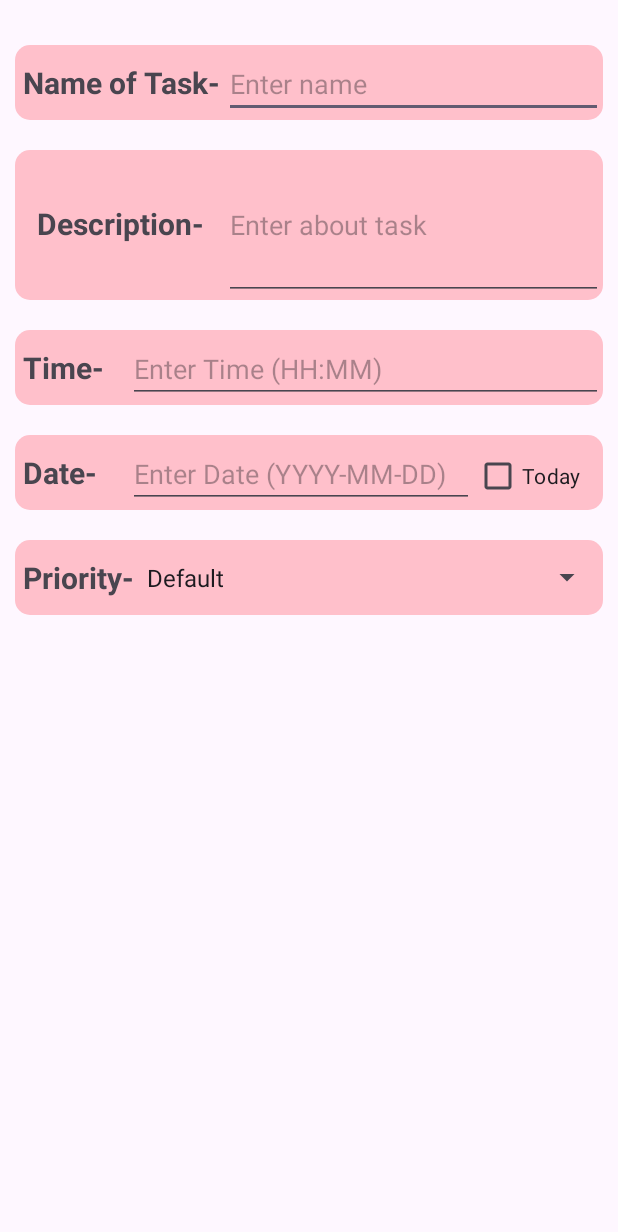
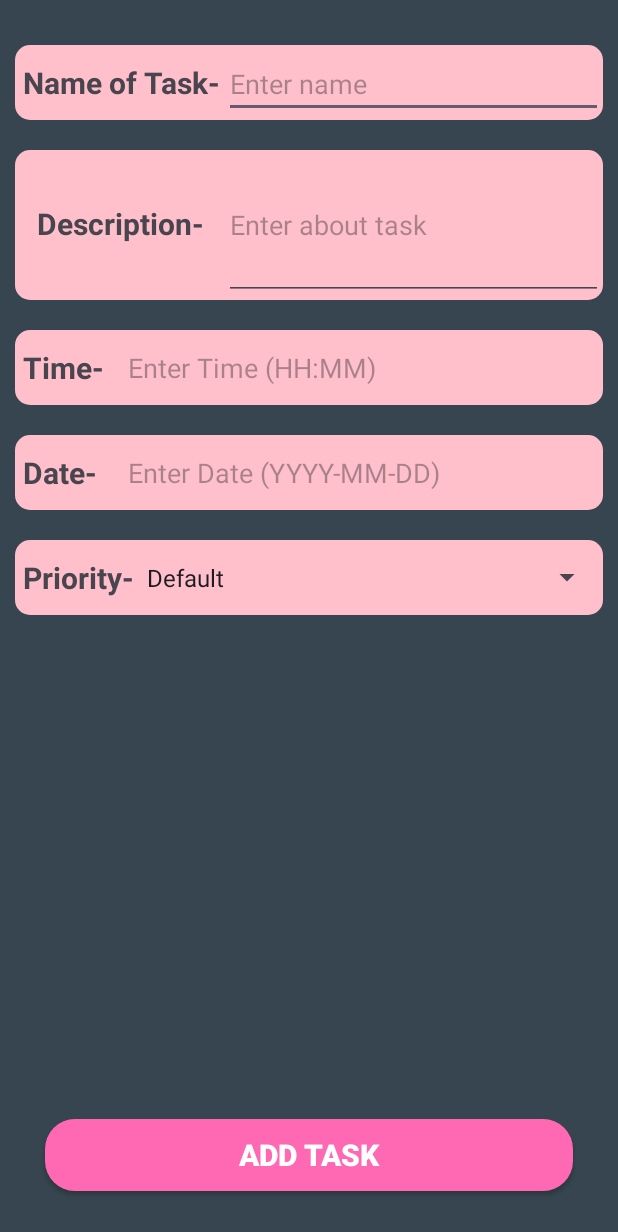
Before and after one commit to PatelYug2807/CODSOFT, an Android app: the AddTask screen opened directly, with no data from a screen before it, on a phone screen of 412 x 824 dp. Shown: the top 1232 px of the screen. Run offline under Robolectric (Android 15) with nearby library versions, the light colour scheme and no system bars.

```diff
--- /dev/null
+++ b/app/src/main/java/com/example/todo/AdapterRC.java
@@ -0,0 +1,6 @@
+package com.example.todo;
+
+public class AdapterRC
+{
+
+}
--- a/app/src/main/res/layout/activity_add_task.xml
+++ b/app/src/main/res/layout/activity_add_task.xml
@@ -1,11 +1,12 @@
 <?xml version="1.0" encoding="utf-8"?>
-<LinearLayout xmlns:android="http://schemas.android.com/apk/res/android"
+<RelativeLayout xmlns:android="http://schemas.android.com/apk/res/android"
     xmlns:app="http://schemas.android.com/apk/res-auto"
     xmlns:tools="http://schemas.android.com/tools"
     android:id="@+id/main"
     android:layout_width="match_parent"
     android:layout_height="match_parent"
     android:orientation="vertical"
+    android:background="#36454F "
     tools:context=".AddTask">
 
 <!--        Enter the name of the task-->
@@ -100,12 +101,15 @@
                 android:onClick="showTimePick"
                 />
 
-            <EditText
+            <TextView
                 android:id="@+id/timeEditText"
                 android:layout_width="match_parent"
-                android:layout_height="wrap_content"
+                android:layout_height="match_parent"
                 android:hint="Enter Time (HH:MM)"
-                android:inputType="time" />
+                android:gravity="left |center"
+                android:textSize="18dp"
+                android:inputType="time"
+                android:onClick="showTimePick"/>
         </LinearLayout>
 
 <!--        Enter the Date of task-->
@@ -126,23 +130,22 @@
                 android:textStyle="bold"
                 android:textSize="20dp"
                 android:text="Date- "
+                android:onClick="showDatePickerDialog"
 
                 />
 
-            <EditText
+            <TextView
                 android:id="@+id/daterTask"
                 android:layout_width="wrap_content"
-                android:layout_height="wrap_content"
+                android:layout_height="match_parent"
                 android:layout_weight="1"
+                android:gravity="center |left"
+                android:textSize="18dp"
                 android:hint="Enter Date (YYYY-MM-DD)"
-                android:inputType="date" />
+                android:inputType="date"
 
-            <CheckBox
-                android:id="@+id/todarOrNot"
-                android:layout_width="wrap_content"
-                android:layout_height="wrap_content"
-                android:layout_weight="1"
-                android:text="Today"/>
+                android:onClick="showDatePickerDialog"/>
+
 
         </LinearLayout>
 
@@ -175,6 +178,18 @@
 
 
 
+
     </LinearLayout>
+    <androidx.appcompat.widget.AppCompatButton
+        android:id="@+id/addTask"
+        android:layout_width="match_parent"
+        android:layout_height="wrap_content"
+        android:layout_alignParentBottom="true"
+        android:layout_margin="30dp"
+        android:textSize="20sp"
+        android:textStyle="bold"
+        android:textColor="@color/white"
+        android:background="@drawable/addbtnbg"
+        android:text="Add Task" />
 
-</LinearLayout>
+</RelativeLayout>
```
Also changed, not shown: app/src/main/java/com/example/todo/AddTask.java (+150 -4 lines), app/src/main/java/com/example/todo/RCModel.java (added, +54 -0 lines).
